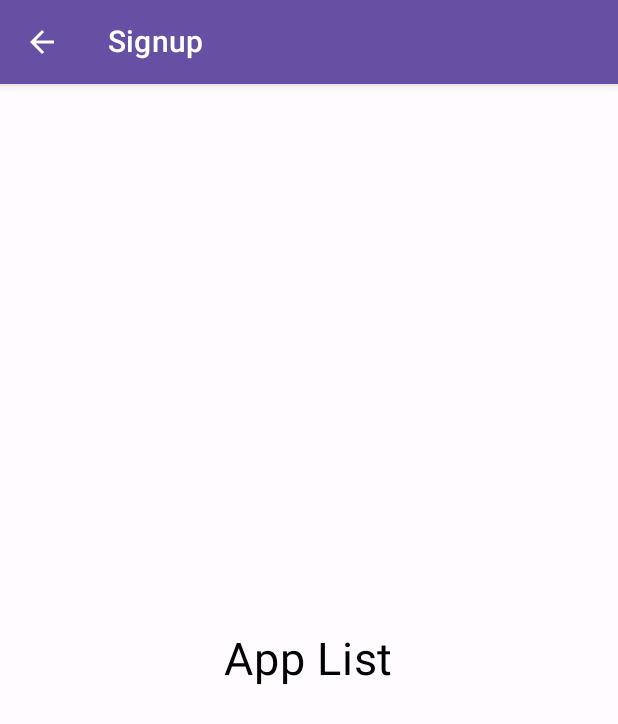
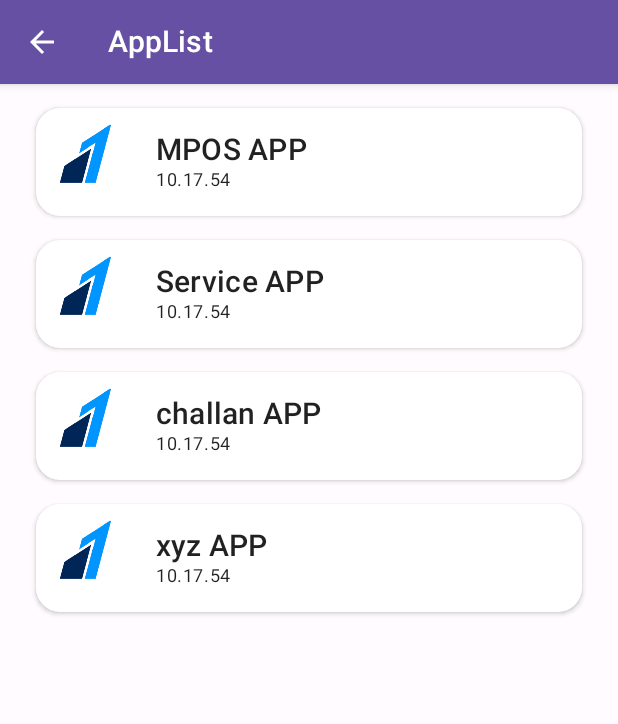
Before and after one commit to tpratheek10716/appstoretms, an Android app built with Jetpack Compose: the screen it shows after launch (MainActivity), after a tap on "Login", on a phone screen of 412 x 824 dp. Shown: the top 724 px of the screen. Run offline under Robolectric (Android 15) with nearby library versions, the phone set to English and light mode, and no system bars.

Commit message:
app list view

```diff
--- /dev/null
+++ b/app/src/main/java/com/example/appstore/AppListInfo.kt
@@ -0,0 +1,7 @@
+package com.example.appstore
+
+data class AppListInfo(
+    val name:String,
+    val version :String,
+    val logo : Int
+)
--- /dev/null
+++ b/app/src/main/java/com/example/appstore/DataProvider.kt
@@ -0,0 +1,27 @@
+package com.example.appstore
+
+object DataProvider {
+
+    val appList = listOf(
+        AppListInfo(
+            name = "MPOS APP",
+            version = "10.17.54",
+            logo = R.drawable.img
+        ),
+        AppListInfo(
+            name = "Service APP",
+            version = "10.17.54",
+            logo = R.drawable.img
+        ),
+        AppListInfo(
+            name = "challan APP",
+            version = "10.17.54",
+            logo = R.drawable.img
+        ),
+        AppListInfo(
+            name = "xyz APP",
+            version = "10.17.54",
+            logo = R.drawable.img
+        )
+    )
+}
--- a/app/src/main/java/com/example/appstore/screens/AppList.kt
+++ b/app/src/main/java/com/example/appstore/screens/AppList.kt
@@ -1,19 +1,18 @@
 package com.example.appstore.screens
 
 import android.annotation.SuppressLint
-import androidx.compose.foundation.layout.Arrangement
 import androidx.compose.foundation.layout.Box
-import androidx.compose.foundation.layout.Column
+import androidx.compose.foundation.layout.PaddingValues
 import androidx.compose.foundation.layout.fillMaxSize
-import androidx.compose.foundation.layout.padding
+import androidx.compose.foundation.lazy.LazyColumn
+import androidx.compose.foundation.lazy.items
 import androidx.compose.material.Scaffold
-import androidx.compose.material.Text
 import androidx.compose.runtime.Composable
-import androidx.compose.ui.Alignment
+import androidx.compose.runtime.remember
 import androidx.compose.ui.Modifier
-import androidx.compose.ui.graphics.Color
-import androidx.compose.ui.unit.sp
+import androidx.compose.ui.unit.dp
 import androidx.navigation.NavHostController
+import com.example.appstore.DataProvider
 import com.example.appstore.components.CustomTopAppBar
 
 @Composable
@@ -29,21 +28,25 @@ fun AppListPage(navController: NavHostController){
 fun ScaffoldWithTopBar(navController: NavHostController) {
     Scaffold(
         topBar = {
-            CustomTopAppBar(navController, "Signup", true)
+            CustomTopAppBar(navController, "AppList", true)
         }, content = {
-            Column(
-                modifier = Modifier
-                    .fillMaxSize(),
-                verticalArrangement = Arrangement.Center,
-                horizontalAlignment = Alignment.CenterHorizontally
-            ) {
-                Text(
-                    text = "App List",
-                    fontSize = 30.sp,
-                    color = Color.Black
-                )
-            }
+            AppListContent()
         })
 
 
 }
+
+@Composable
+fun AppListContent() {
+    val appsList = remember { DataProvider.appList }
+    LazyColumn(
+        contentPadding = PaddingValues(horizontal = 16.dp, vertical = 8.dp)
+    ) {
+        items(
+            items = appsList,
+            itemContent = {
+                AppListItem(apps = it)
+            })
+    }
+
+}
--- /dev/null
+++ b/app/src/main/java/com/example/appstore/screens/AppListItem.kt
@@ -0,0 +1,59 @@
+package com.example.appstore.screens
+
+import androidx.compose.foundation.Image
+import androidx.compose.foundation.layout.Column
+import androidx.compose.foundation.layout.Row
+import androidx.compose.foundation.layout.fillMaxWidth
+import androidx.compose.foundation.layout.padding
+import androidx.compose.foundation.layout.size
+import androidx.compose.foundation.shape.CornerSize
+import androidx.compose.foundation.shape.RoundedCornerShape
+import androidx.compose.material.Card
+import androidx.compose.material.MaterialTheme.typography
+import androidx.compose.material.Text
+import androidx.compose.runtime.Composable
+import androidx.compose.ui.Alignment
+import androidx.compose.ui.Modifier
+import androidx.compose.ui.draw.clip
+import androidx.compose.ui.graphics.Color
+import androidx.compose.ui.layout.ContentScale
+import androidx.compose.ui.res.painterResource
+import androidx.compose.ui.unit.dp
+import com.example.appstore.AppListInfo
+
+@Composable
+fun AppListItem(apps: AppListInfo) {
+    Card(
+        modifier = Modifier.padding(horizontal = 8.dp, vertical = 8.dp).fillMaxWidth(),
+        elevation = 2.dp,
+        backgroundColor = Color.White,
+        shape = RoundedCornerShape(corner = CornerSize(16.dp))
+
+    ) {
+        Row {
+            AppImage(apps)
+            Column(
+                modifier = Modifier
+                    .padding(16.dp)
+                    .fillMaxWidth()
+                    .align(Alignment.CenterVertically)) {
+                Text(text = apps.name, style = typography.h6)
+                Text(text = apps.version, style = typography.caption)
+
+            }
+        }
+    }
+}
+
+@Composable
+private fun AppImage(apps: AppListInfo) {
+    Image(
+        painter = painterResource(id = apps.logo),
+        contentDescription = null,
+        contentScale = ContentScale.Crop,
+        modifier = Modifier
+            .padding(8.dp)
+            .size(48.dp)
+            .clip(RoundedCornerShape(corner = CornerSize(16.dp)))
+    )
+}
```
Also changed, not shown: app/src/main/res/drawable/img.png (added).
